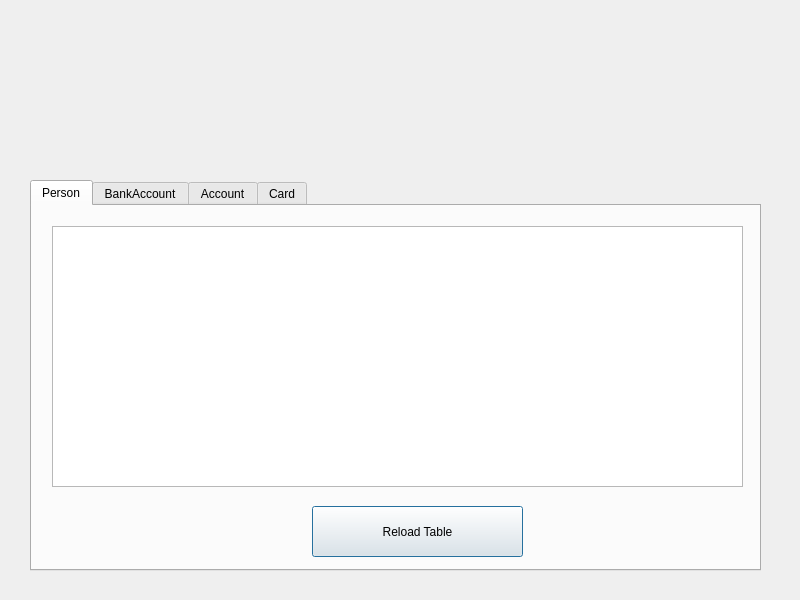
Before: the Qt Designer form adminwindow.ui in oleksa-oleksa/Coffee_Vending_Machine_Project, drawn with Qt 5.
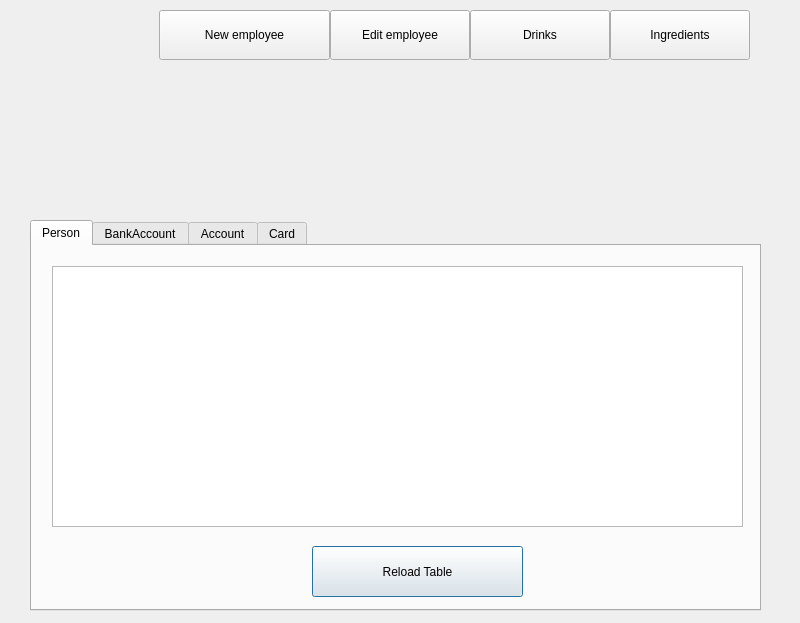
After: the same form once the commit is applied. The open tabs and pages were chosen to show the change. Icons and pictures are not drawn.

```diff
--- a/adminwindow.ui
+++ b/adminwindow.ui
@@ -7,7 +7,7 @@
     <x>0</x>
     <y>0</y>
     <width>800</width>
-    <height>600</height>
+    <height>623</height>
    </rect>
   </property>
   <property name="windowTitle">
@@ -17,7 +17,7 @@
    <property name="geometry">
     <rect>
      <x>30</x>
-     <y>180</y>
+     <y>220</y>
      <width>731</width>
      <height>391</height>
     </rect>
@@ -60,7 +60,7 @@
       <enum>QAbstractItemView::SelectRows</enum>
      </property>
      <attribute name="horizontalHeaderVisible">
-      <bool>false</bool>
+      <bool>true</bool>
      </attribute>
     </widget>
     <widget class="QPushButton" name="buttonReloadPersonTable">
@@ -162,6 +162,101 @@
     </widget>
    </widget>
   </widget>
+  <widget class="QLabel" name="labelAdminName">
+   <property name="geometry">
+    <rect>
+     <x>30</x>
+     <y>200</y>
+     <width>131</width>
+     <height>20</height>
+    </rect>
+   </property>
+   <property name="font">
+    <font>
+     <family>Futura</family>
+     <pointsize>14</pointsize>
+     <weight>75</weight>
+     <bold>true</bold>
+    </font>
+   </property>
+   <property name="text">
+    <string/>
+   </property>
+   <property name="alignment">
+    <set>Qt::AlignCenter</set>
+   </property>
+  </widget>
+  <widget class="QPushButton" name="buttonAddNewEmployee">
+   <property name="geometry">
+    <rect>
+     <x>159</x>
+     <y>10</y>
+     <width>171</width>
+     <height>50</height>
+    </rect>
+   </property>
+   <property name="text">
+    <string>New employee</string>
+   </property>
+  </widget>
+  <widget class="QPushButton" name="buttonEditEmployee">
+   <property name="geometry">
+    <rect>
+     <x>330</x>
+     <y>10</y>
+     <width>140</width>
+     <height>50</height>
+    </rect>
+   </property>
+   <property name="text">
+    <string>Edit employee</string>
+   </property>
+  </widget>
+  <widget class="QLabel" name="labelAdminProfilePhoto">
+   <property name="geometry">
+    <rect>
+     <x>30</x>
+     <y>60</y>
+     <width>128</width>
+     <height>128</height>
+    </rect>
+   </property>
+   <property name="text">
+    <string/>
+   </property>
+   <property name="pixmap">
+    <pixmap resource="images.qrc">:/icons/images/admin.png</pixmap>
+   </property>
+   <property name="scaledContents">
+    <bool>true</bool>
+   </property>
+  </widget>
+  <widget class="QPushButton" name="buttonEditDrinks">
+   <property name="geometry">
+    <rect>
+     <x>470</x>
+     <y>10</y>
+     <width>140</width>
+     <height>50</height>
+    </rect>
+   </property>
+   <property name="text">
+    <string>Drinks</string>
+   </property>
+  </widget>
+  <widget class="QPushButton" name="buttonIngredientStatus">
+   <property name="geometry">
+    <rect>
+     <x>610</x>
+     <y>10</y>
+     <width>140</width>
+     <height>50</height>
+    </rect>
+   </property>
+   <property name="text">
+    <string>Ingredients</string>
+   </property>
+  </widget>
  </widget>
  <resources/>
  <connections/>
```
Left out of the diff: 6 changed lines with no effect on the pictures.
